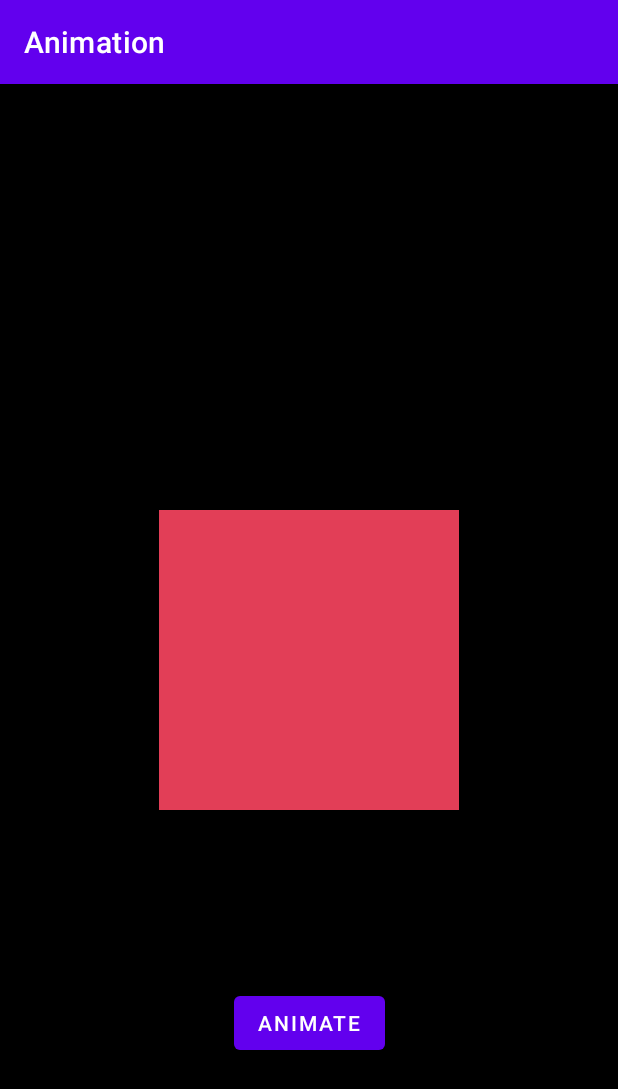
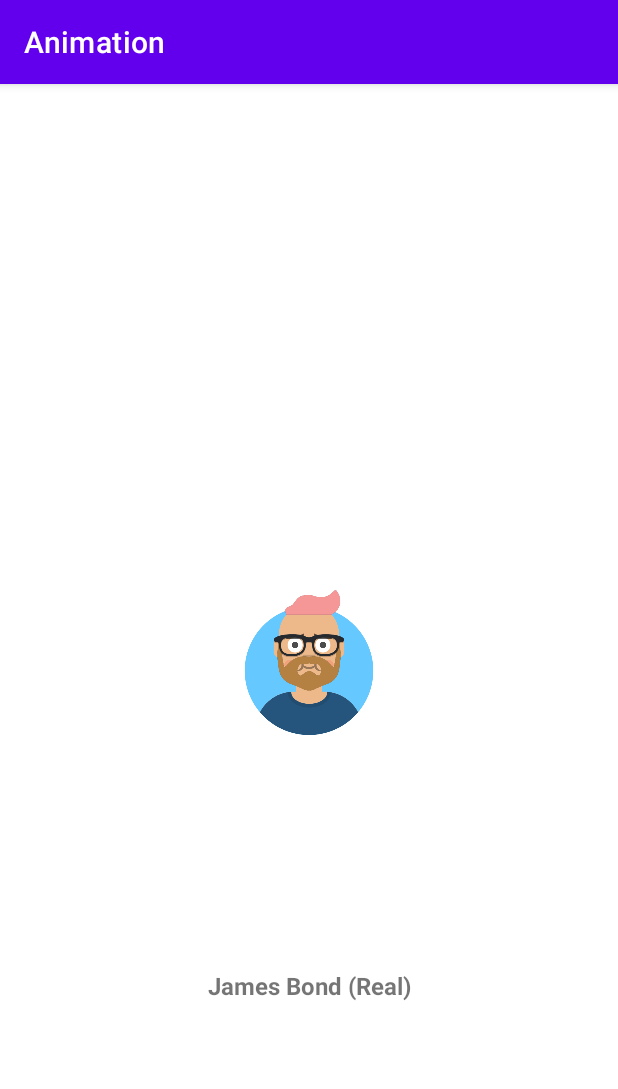
Before and after one commit to Shadow60539/android_layouts, an Android app: the screen it shows after launch (MainActivity), on a phone screen of 412 x 824 dp. Shown: the top 1089 px of the screen. Run offline under Robolectric (Android 15) with nearby library versions, the phone set to English and light mode, and no system bars.

Commit message:
add animation transition

```diff
--- a/animation/src/main/java/com/example/animation/MainActivity.kt
+++ b/animation/src/main/java/com/example/animation/MainActivity.kt
@@ -1,14 +1,34 @@
 package com.example.animation
 
 import android.os.Bundle
+import android.widget.FrameLayout
 import androidx.appcompat.app.AppCompatActivity
 import androidx.fragment.app.Fragment
+import androidx.transition.Scene
+import androidx.transition.Transition
+import androidx.transition.TransitionInflater
+import androidx.transition.TransitionManager
 
 class MainActivity : AppCompatActivity() {
+
+    private lateinit var scene1: Scene
+    private lateinit var scene2: Scene
+    private lateinit var transition: Transition
+    private lateinit var rootFrameLayout: FrameLayout
+
     override fun onCreate(savedInstanceState: Bundle?) {
         super.onCreate(savedInstanceState)
         setContentView(R.layout.activity_main)
-        showFragment(MotionLayoutFragment())
+        rootFrameLayout = findViewById<FrameLayout>(R.id.rootFrameLayout)
+        scene1 = Scene.getSceneForLayout(rootFrameLayout, R.layout.scene_1, this)
+        scene2 = Scene.getSceneForLayout(rootFrameLayout, R.layout.scene_2, this)
+
+        scene1.enter()
+        transition = TransitionInflater.from(this).inflateTransition(R.transition.fade)
+
+        rootFrameLayout.setOnClickListener{
+            navigate()
+        }
     }
 
     private fun showFragment(fragment: Fragment) {
@@ -16,4 +36,12 @@ class MainActivity : AppCompatActivity() {
         ft.replace(R.id.rootFrameLayout, fragment)
         ft.commit()
     }
+
+    private fun navigate() {
+        if (Scene.getCurrentScene(rootFrameLayout)==scene1) {
+            TransitionManager.go(scene2, transition)
+        } else {
+            TransitionManager.go(scene1, transition)
+        }
+    }
 }
--- /dev/null
+++ b/animation/src/main/res/layout/scene_1.xml
@@ -0,0 +1,32 @@
+<?xml version="1.0" encoding="utf-8"?>
+<androidx.constraintlayout.widget.ConstraintLayout xmlns:android="http://schemas.android.com/apk/res/android"
+    xmlns:app="http://schemas.android.com/apk/res-auto"
+    xmlns:tools="http://schemas.android.com/tools"
+    android:layout_width="match_parent"
+    android:layout_height="match_parent">
+
+    <ImageView
+        android:id="@+id/tIvProfilePic"
+        android:layout_width="100dp"
+        android:layout_height="100dp"
+        android:src="@drawable/profile_pic"
+        app:layout_constraintBottom_toBottomOf="parent"
+        app:layout_constraintEnd_toEndOf="parent"
+        app:layout_constraintHorizontal_bias="0.5"
+        app:layout_constraintStart_toStartOf="parent"
+        app:layout_constraintTop_toTopOf="parent" />
+
+    <TextView
+        android:id="@+id/tTvName"
+        android:text="James Bond (Real)"
+        android:layout_width="wrap_content"
+        android:layout_height="wrap_content"
+        android:textStyle="bold"
+        android:textSize="16sp"
+        app:layout_constraintBottom_toBottomOf="parent"
+        app:layout_constraintEnd_toEndOf="parent"
+        app:layout_constraintHorizontal_bias="0.5"
+        app:layout_constraintStart_toStartOf="parent"
+        app:layout_constraintTop_toBottomOf="@+id/tIvProfilePic" />
+
+</androidx.constraintlayout.widget.ConstraintLayout>
--- /dev/null
+++ b/animation/src/main/res/transition/fade.xml
@@ -0,0 +1,23 @@
+<?xml version="1.0" encoding="utf-8"?>
+<transitionSet  xmlns:android="http://schemas.android.com/apk/res/android">
+    <changeBounds
+        android:duration="300"
+        android:interpolator="@android:interpolator/linear" />
+    <fade
+        android:duration="300"
+        android:startDelay="200"
+        android:fadingMode="fade_in"
+        android:interpolator="@android:interpolator/fast_out_linear_in">
+        <targets>
+            <target android:targetId="@+id/tTvBio"/>
+        </targets>
+    </fade>
+    <fade
+        android:duration="100"
+        android:fadingMode="fade_out"
+        android:interpolator="@android:interpolator/fast_out_linear_in">
+        <targets>
+            <target android:targetId="@+id/tTvBio"/>
+        </targets>
+    </fade>
+</transitionSet>
```
Also changed, not shown: animation/src/main/res/layout/scene_2.xml (added, +45 -0 lines), animation/src/main/res/drawable-v24/profile_pic.png (added).
